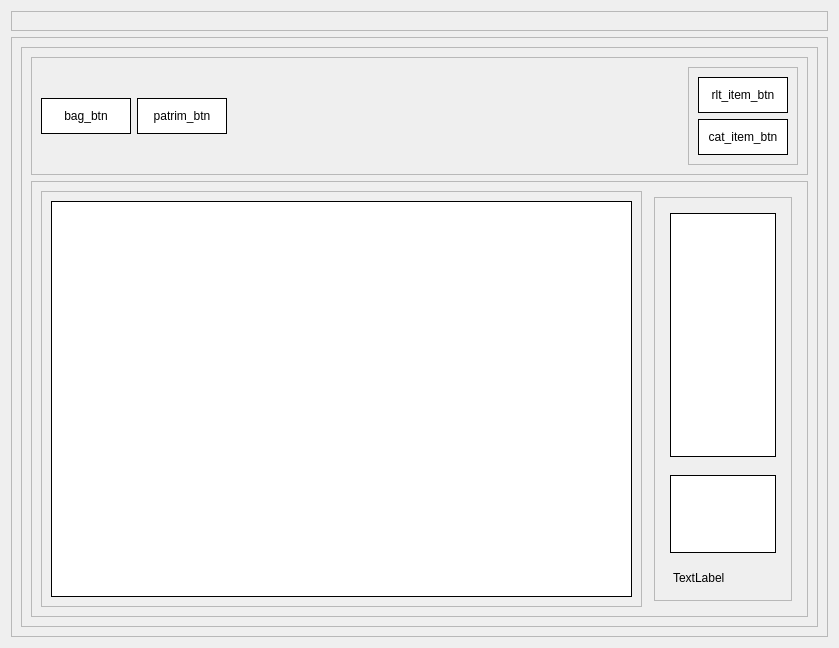
eduardogm22/controle_patrimonio, file PATP/asset_ctrl/previa/item_view.ui: the form before one commit.
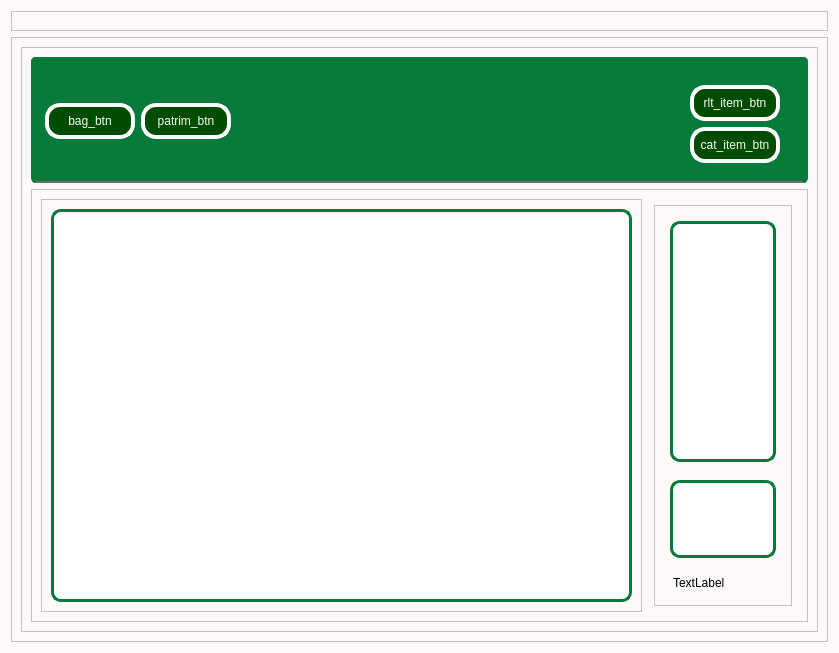
The form after the commit.

What changed in the file:
```diff
--- a/PATP/asset_ctrl/previa/item_view.ui
+++ b/PATP/asset_ctrl/previa/item_view.ui
@@ -7,12 +7,15 @@
     <x>0</x>
     <y>0</y>
     <width>839</width>
-    <height>644</height>
+    <height>653</height>
    </rect>
   </property>
   <property name="windowTitle">
    <string>Form</string>
   </property>
+  <property name="styleSheet">
+   <string notr="true">background-color : rgb(255, 248, 248)</string>
+  </property>
   <layout class="QVBoxLayout" name="verticalLayout">
    <item>
     <widget class="QFrame" name="frame_view2">
@@ -51,6 +54,12 @@
         <layout class="QVBoxLayout" name="verticalLayout_2">
          <item>
           <widget class="QFrame" name="frame">
+           <property name="styleSheet">
+            <string notr="true">border-radius:5px;
+border:5px solid #057A3A;
+background-color: #057A3A;
+border-bottom: 2px solid rgb(108, 108, 108);</string>
+           </property>
            <property name="frameShape">
             <enum>QFrame::StyledPanel</enum>
            </property>
@@ -76,8 +85,22 @@
                <cursorShape>PointingHandCursor</cursorShape>
               </property>
               <property name="styleSheet">
-               <string notr="true">background-color:white;
-border:1px solid black;</string>
+               <string notr="true">QPushButton { color:rgb(254, 253, 247);
+	border-radius:15px;		
+	border: 4px solid rgb(255, 255, 255);
+	background-color: rgb(0, 76, 0)
+
+ }
+
+QPushButton:hover{background-color:#057A3A;color:white}
+
+QPushButton:pressed{
+ padding-left: 5px;
+ padding-top:5px;
+ 
+	background-color: rgb(0, 85, 0);
+ 
+}</string>
               </property>
               <property name="text">
                <string>bag_btn</string>
@@ -102,8 +125,22 @@
                <cursorShape>PointingHandCursor</cursorShape>
               </property>
               <property name="styleSheet">
-               <string notr="true">background-color:white;
-border:1px solid black;</string>
+               <string notr="true">QPushButton { color:rgb(254, 253, 247);
+	border-radius:15px;		
+	border: 4px solid rgb(255, 255, 255);
+	background-color: rgb(0, 76, 0)
+
+ }
+
+QPushButton:hover{background-color:#057A3A;color:white}
+
+QPushButton:pressed{
+ padding-left: 5px;
+ padding-top:5px;
+ 
+	background-color: rgb(0, 85, 0);
+ 
+}</string>
               </property>
               <property name="text">
                <string>patrim_btn</string>
@@ -112,6 +149,9 @@
             </item>
             <item alignment="Qt::AlignRight|Qt::AlignBottom">
              <widget class="QFrame" name="frame_4">
+              <property name="styleSheet">
+               <string notr="true">border-bottom: 0</string>
+              </property>
               <property name="frameShape">
                <enum>QFrame::StyledPanel</enum>
               </property>
@@ -137,8 +177,22 @@
                   <cursorShape>PointingHandCursor</cursorShape>
                  </property>
                  <property name="styleSheet">
-                  <string notr="true">background-color:white;
-border:1px solid black;</string>
+                  <string notr="true">QPushButton { color:rgb(254, 253, 247);
+	border-radius:15px;		
+	border: 4px solid rgb(255, 255, 255);
+	background-color: rgb(0, 76, 0)
+
+ }
+
+QPushButton:hover{background-color:#057A3A;color:white}
+
+QPushButton:pressed{
+ padding-left: 5px;
+ padding-top:5px;
+ 
+	background-color: rgb(0, 85, 0);
+ 
+}</string>
                  </property>
                  <property name="text">
                   <string>rlt_item_btn</string>
@@ -163,8 +217,22 @@
                   <cursorShape>PointingHandCursor</cursorShape>
                  </property>
                  <property name="styleSheet">
-                  <string notr="true">background-color:white;
-border:1px solid black;</string>
+                  <string notr="true">QPushButton { color:rgb(254, 253, 247);
+	border-radius:15px;		
+	border: 4px solid rgb(255, 255, 255);
+	background-color: rgb(0, 76, 0)
+
+ }
+
+QPushButton:hover{background-color:#057A3A;color:white}
+
+QPushButton:pressed{
+ padding-left: 5px;
+ padding-top:5px;
+ 
+	background-color: rgb(0, 85, 0);
+ 
+}</string>
                  </property>
                  <property name="text">
                   <string>cat_item_btn</string>
@@ -198,8 +266,11 @@
                <item>
                 <widget class="QListView" name="listView">
                  <property name="styleSheet">
-                  <string notr="true">background-color:white;
-border:1px solid black;</string>
+                  <string notr="true">background-color:white;	
+border:3px solid #057A3A;
+border-radius:10px
+
+</string>
                  </property>
                 </widget>
                </item>
@@ -227,8 +298,11 @@
                <item>
                 <widget class="QListView" name="listView_2">
                  <property name="styleSheet">
-                  <string notr="true">background-color:white;
-border:1px solid black;</string>
+                  <string notr="true">background-color:white;	
+border:3px solid #057A3A;
+border-radius:10px
+
+</string>
                  </property>
                 </widget>
                </item>
@@ -247,8 +321,11 @@
                   </size>
                  </property>
                  <property name="styleSheet">
-                  <string notr="true">background-color:white;
-border:1px solid black;</string>
+                  <string notr="true">background-color:white;	
+border:3px solid #057A3A;
+border-radius:10px
+
+</string>
                  </property>
                 </widget>
                </item>
```
